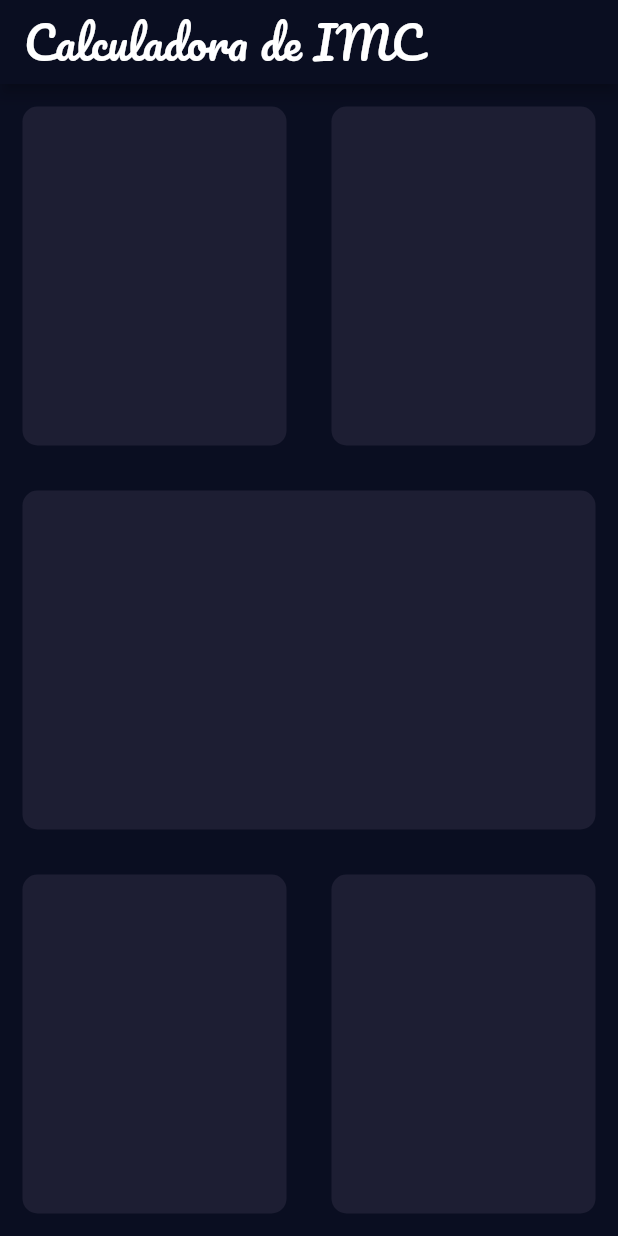
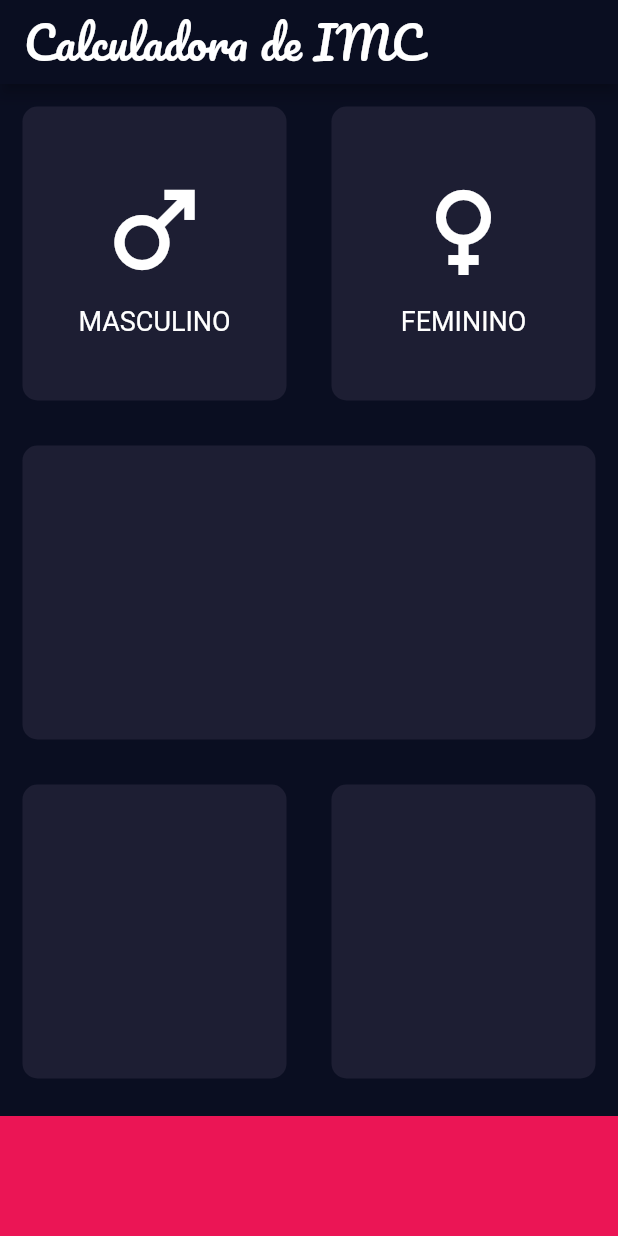
Before and after one commit to Mahdame/calcimc, a Flutter app: the screen it shows after launch, on a phone screen of 412 x 824 dp. Run offline on Flutter 3.47's test engine with Material 2 defaults, Android fonts, the phone set to English and light mode, and no system bars.

Commit message:
Criação de widgets: GenderCard

```diff
--- a/lib/pages/calc_page.dart
+++ b/lib/pages/calc_page.dart
@@ -1,6 +1,10 @@
+import 'package:calcimc/widgets/gender_card.dart';
+import 'package:calcimc/widgets/reusable_card.dart';
 import 'package:flutter/material.dart';
 
-import '../widgets/reusable_card.dart';
+const bottomContainerHeight = 80.0;
+const activeCardColor = Color(0xff1d1e33);
+const bottomContainerColor = Color(0xffeb1555);
 
 class Home extends StatefulWidget {
   const Home({Key? key}) : super(key: key);
@@ -17,7 +21,10 @@ class _HomeState extends State<Home> {
         title: const Text(
           'Calculadora de IMC',
           style: TextStyle(
-              fontSize: 30, color: Colors.white, fontFamily: 'Pacifico'),
+            fontSize: 30,
+            color: Colors.white,
+            fontFamily: 'Pacifico',
+          ),
         ),
       ),
       body: Column(
@@ -27,12 +34,20 @@ class _HomeState extends State<Home> {
               children: [
                 Expanded(
                   child: ReusableCard(
-                    color: Color(0xff1d1e33),
+                    color: activeCardColor,
+                    cardChild: GenderCard(
+                      icon: Icons.male,
+                      gender: 'MASCULINO',
+                    ),
                   ),
                 ),
                 Expanded(
                   child: ReusableCard(
-                    color: Color(0xff1d1e33),
+                    color: activeCardColor,
+                    cardChild: GenderCard(
+                      icon: Icons.female,
+                      gender: 'FEMININO',
+                    ),
                   ),
                 ),
               ],
@@ -43,7 +58,7 @@ class _HomeState extends State<Home> {
               children: [
                 Expanded(
                   child: ReusableCard(
-                    color: Color(0xff1d1e33),
+                    color: activeCardColor,
                   ),
                 ),
               ],
@@ -54,16 +69,22 @@ class _HomeState extends State<Home> {
               children: [
                 Expanded(
                   child: ReusableCard(
-                    color: Color(0xff1d1e33),
+                    color: activeCardColor,
                   ),
                 ),
                 Expanded(
                   child: ReusableCard(
-                    color: Color(0xff1d1e33),
+                    color: activeCardColor,
                   ),
                 ),
               ],
             ),
+          ),
+          Container(
+            color: bottomContainerColor,
+            margin: EdgeInsets.only(top: 10.0),
+            width: double.infinity,
+            height: bottomContainerHeight,
           ),
         ],
       ),
--- /dev/null
+++ b/lib/widgets/gender_card.dart
@@ -0,0 +1,25 @@
+import 'package:flutter/material.dart';
+
+class GenderCard extends StatelessWidget {
+  GenderCard({required this.icon, required this.gender});
+
+  final IconData icon;
+  final String gender;
+
+  @override
+  Widget build(BuildContext context) {
+    return Column(
+      mainAxisAlignment: MainAxisAlignment.center,
+      children: [
+        Icon(icon, size: 80.0),
+        const SizedBox(
+          height: 10.0,
+        ),
+        Text(
+          gender,
+          style: const TextStyle(fontSize: 18.0),
+        ),
+      ],
+    );
+  }
+}
--- a/lib/widgets/reusable_card.dart
+++ b/lib/widgets/reusable_card.dart
@@ -1,13 +1,14 @@
-import 'package:flutter/cupertino.dart';
+import 'package:flutter/material.dart';
 
 class ReusableCard extends StatelessWidget {
-
-  ReusableCard({required this.color});
+  ReusableCard({required this.color, this.cardChild});
   final Color color;
+  Widget? cardChild;
 
   @override
   Widget build(BuildContext context) {
     return Container(
+      child: cardChild,
       margin: const EdgeInsets.all(15.0),
       decoration: BoxDecoration(
         color: color,
```
